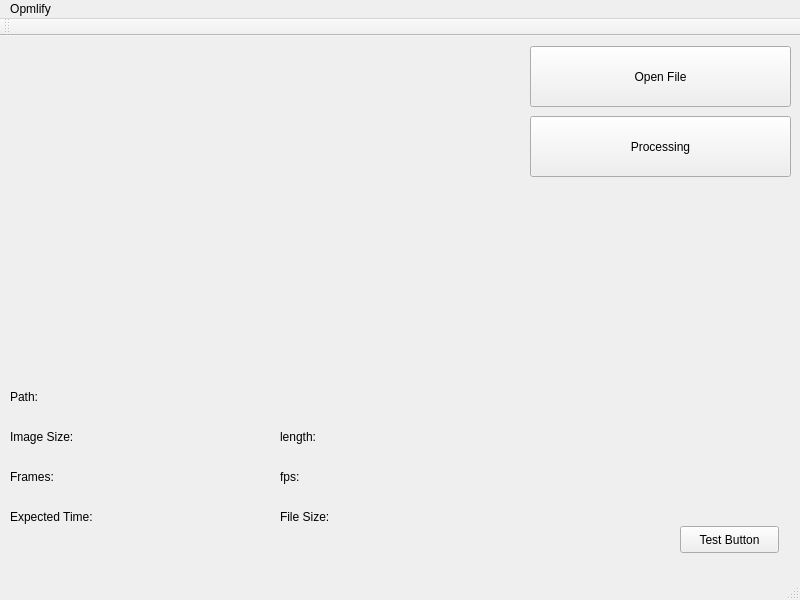
Qt form base.ui (gusghrlrl101/Dance-Helper) before a commit.
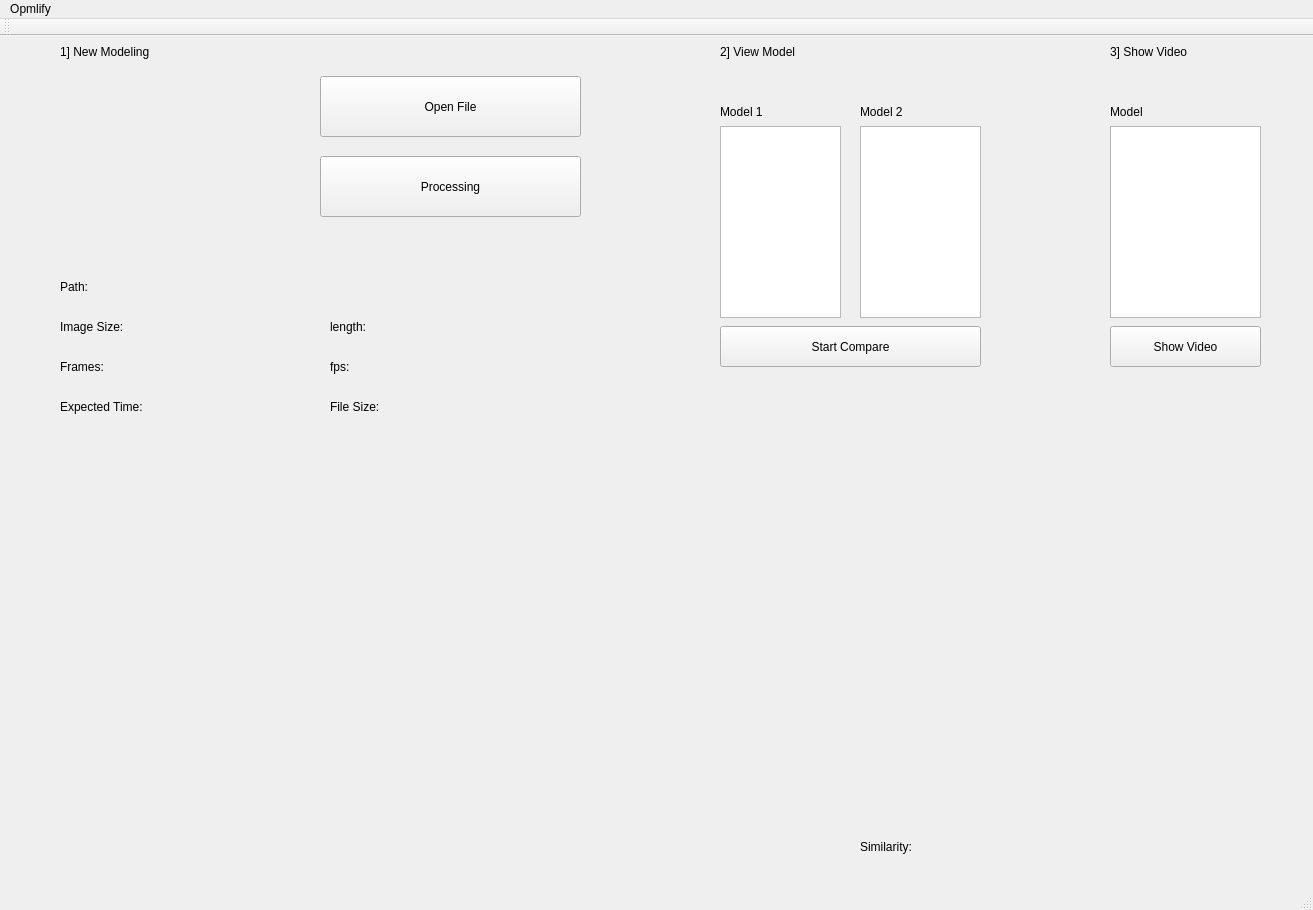
The same form after that commit.

Diff of the .ui file:
```diff
--- a/base.ui
+++ b/base.ui
@@ -6,8 +6,8 @@
    <rect>
     <x>0</x>
     <y>0</y>
-    <width>800</width>
-    <height>600</height>
+    <width>1313</width>
+    <height>910</height>
    </rect>
   </property>
   <property name="windowTitle">
@@ -17,24 +17,11 @@
    <bool>true</bool>
   </property>
   <widget class="QWidget" name="centralwidget">
-   <widget class="QPushButton" name="pushButton">
-    <property name="geometry">
-     <rect>
-      <x>680</x>
-      <y>490</y>
-      <width>99</width>
-      <height>27</height>
-     </rect>
-    </property>
-    <property name="text">
-     <string>Test Button</string>
-    </property>
-   </widget>
    <widget class="QPushButton" name="btn_fileOpen">
     <property name="geometry">
      <rect>
-      <x>530</x>
-      <y>10</y>
+      <x>320</x>
+      <y>40</y>
       <width>261</width>
       <height>61</height>
      </rect>
@@ -46,12 +33,18 @@
    <widget class="QLabel" name="label_img">
     <property name="geometry">
      <rect>
-      <x>20</x>
-      <y>10</y>
-      <width>501</width>
-      <height>321</height>
+      <x>70</x>
+      <y>50</y>
+      <width>240</width>
+      <height>180</height>
      </rect>
     </property>
+    <property name="maximumSize">
+     <size>
+      <width>480</width>
+      <height>360</height>
+     </size>
+    </property>
     <property name="autoFillBackground">
      <bool>true</bool>
     </property>
@@ -62,8 +55,8 @@
    <widget class="QLabel" name="label_imageSize">
     <property name="geometry">
      <rect>
-      <x>120</x>
-      <y>380</y>
+      <x>170</x>
+      <y>270</y>
       <width>141</width>
       <height>41</height>
      </rect>
@@ -75,8 +68,8 @@
    <widget class="QLabel" name="label_frame">
     <property name="geometry">
      <rect>
-      <x>120</x>
-      <y>420</y>
+      <x>170</x>
+      <y>310</y>
       <width>141</width>
       <height>41</height>
      </rect>
@@ -88,8 +81,8 @@
    <widget class="QLabel" name="label_imageSize_">
     <property name="geometry">
      <rect>
-      <x>10</x>
-      <y>380</y>
+      <x>60</x>
+      <y>270</y>
       <width>111</width>
       <height>41</height>
      </rect>
@@ -101,8 +94,8 @@
    <widget class="QLabel" name="label_frame_">
     <property name="geometry">
      <rect>
-      <x>10</x>
-      <y>420</y>
+      <x>60</x>
+      <y>310</y>
       <width>111</width>
       <height>41</height>
      </rect>
@@ -114,8 +107,8 @@
    <widget class="QLabel" name="label_path_">
     <property name="geometry">
      <rect>
-      <x>10</x>
-      <y>340</y>
+      <x>60</x>
+      <y>230</y>
       <width>111</width>
       <height>41</height>
      </rect>
@@ -127,8 +120,8 @@
    <widget class="QLabel" name="label_path">
     <property name="geometry">
      <rect>
-      <x>120</x>
-      <y>340</y>
+      <x>170</x>
+      <y>230</y>
       <width>411</width>
       <height>41</height>
      </rect>
@@ -140,8 +133,8 @@
    <widget class="QPushButton" name="btn_process">
     <property name="geometry">
      <rect>
-      <x>530</x>
-      <y>80</y>
+      <x>320</x>
+      <y>120</y>
       <width>261</width>
       <height>61</height>
      </rect>
@@ -153,8 +146,8 @@
    <widget class="QLabel" name="label_time">
     <property name="geometry">
      <rect>
-      <x>120</x>
-      <y>460</y>
+      <x>170</x>
+      <y>350</y>
       <width>141</width>
       <height>41</height>
      </rect>
@@ -166,8 +159,8 @@
    <widget class="QLabel" name="label_time_">
     <property name="geometry">
      <rect>
-      <x>10</x>
-      <y>460</y>
+      <x>60</x>
+      <y>350</y>
       <width>111</width>
       <height>41</height>
      </rect>
@@ -179,8 +172,8 @@
    <widget class="QLabel" name="label_fps">
     <property name="geometry">
      <rect>
-      <x>390</x>
-      <y>420</y>
+      <x>440</x>
+      <y>310</y>
       <width>141</width>
       <height>41</height>
      </rect>
@@ -192,8 +185,8 @@
    <widget class="QLabel" name="label_fps_">
     <property name="geometry">
      <rect>
-      <x>280</x>
-      <y>420</y>
+      <x>330</x>
+      <y>310</y>
       <width>111</width>
       <height>41</height>
      </rect>
@@ -205,8 +198,8 @@
    <widget class="QLabel" name="label_length_">
     <property name="geometry">
      <rect>
-      <x>280</x>
-      <y>380</y>
+      <x>330</x>
+      <y>270</y>
       <width>111</width>
       <height>41</height>
      </rect>
@@ -218,8 +211,8 @@
    <widget class="QLabel" name="label_length">
     <property name="geometry">
      <rect>
-      <x>390</x>
-      <y>380</y>
+      <x>440</x>
+      <y>270</y>
       <width>141</width>
       <height>41</height>
      </rect>
@@ -231,8 +224,8 @@
    <widget class="QLabel" name="label_fileSize_">
     <property name="geometry">
      <rect>
-      <x>280</x>
-      <y>460</y>
+      <x>330</x>
+      <y>350</y>
       <width>111</width>
       <height>41</height>
      </rect>
@@ -244,8 +237,8 @@
    <widget class="QLabel" name="label_fileSize">
     <property name="geometry">
      <rect>
-      <x>390</x>
-      <y>460</y>
+      <x>440</x>
+      <y>350</y>
       <width>141</width>
       <height>41</height>
      </rect>
@@ -254,13 +247,217 @@
      <string/>
     </property>
    </widget>
+   <widget class="QPushButton" name="btnStartcompare">
+    <property name="geometry">
+     <rect>
+      <x>720</x>
+      <y>290</y>
+      <width>261</width>
+      <height>41</height>
+     </rect>
+    </property>
+    <property name="text">
+     <string>Start Compare</string>
+    </property>
+   </widget>
+   <widget class="QListView" name="listView2">
+    <property name="geometry">
+     <rect>
+      <x>860</x>
+      <y>90</y>
+      <width>121</width>
+      <height>192</height>
+     </rect>
+    </property>
+   </widget>
+   <widget class="QListView" name="listView1">
+    <property name="geometry">
+     <rect>
+      <x>720</x>
+      <y>90</y>
+      <width>121</width>
+      <height>192</height>
+     </rect>
+    </property>
+   </widget>
+   <widget class="QLabel" name="label">
+    <property name="geometry">
+     <rect>
+      <x>720</x>
+      <y>60</y>
+      <width>121</width>
+      <height>31</height>
+     </rect>
+    </property>
+    <property name="text">
+     <string>Model 1</string>
+    </property>
+   </widget>
+   <widget class="QLabel" name="label_2">
+    <property name="geometry">
+     <rect>
+      <x>860</x>
+      <y>60</y>
+      <width>121</width>
+      <height>31</height>
+     </rect>
+    </property>
+    <property name="text">
+     <string>Model 2</string>
+    </property>
+   </widget>
+   <widget class="QLabel" name="label_show1">
+    <property name="geometry">
+     <rect>
+      <x>10</x>
+      <y>420</y>
+      <width>640</width>
+      <height>360</height>
+     </rect>
+    </property>
+    <property name="maximumSize">
+     <size>
+      <width>640</width>
+      <height>360</height>
+     </size>
+    </property>
+    <property name="autoFillBackground">
+     <bool>true</bool>
+    </property>
+    <property name="text">
+     <string/>
+    </property>
+   </widget>
+   <widget class="QLabel" name="label_show2">
+    <property name="geometry">
+     <rect>
+      <x>660</x>
+      <y>420</y>
+      <width>640</width>
+      <height>360</height>
+     </rect>
+    </property>
+    <property name="maximumSize">
+     <size>
+      <width>640</width>
+      <height>360</height>
+     </size>
+    </property>
+    <property name="autoFillBackground">
+     <bool>true</bool>
+    </property>
+    <property name="text">
+     <string/>
+    </property>
+   </widget>
+   <widget class="QListView" name="listView3">
+    <property name="geometry">
+     <rect>
+      <x>1110</x>
+      <y>90</y>
+      <width>151</width>
+      <height>192</height>
+     </rect>
+    </property>
+   </widget>
+   <widget class="QLabel" name="label_3">
+    <property name="geometry">
+     <rect>
+      <x>1110</x>
+      <y>60</y>
+      <width>121</width>
+      <height>31</height>
+     </rect>
+    </property>
+    <property name="text">
+     <string>Model</string>
+    </property>
+   </widget>
+   <widget class="QPushButton" name="btn_show">
+    <property name="geometry">
+     <rect>
+      <x>1110</x>
+      <y>290</y>
+      <width>151</width>
+      <height>41</height>
+     </rect>
+    </property>
+    <property name="text">
+     <string>Show Video</string>
+    </property>
+   </widget>
+   <widget class="QLabel" name="label_sim_title">
+    <property name="geometry">
+     <rect>
+      <x>860</x>
+      <y>790</y>
+      <width>91</width>
+      <height>41</height>
+     </rect>
+    </property>
+    <property name="text">
+     <string>Similarity:</string>
+    </property>
+   </widget>
+   <widget class="QLabel" name="label_sim">
+    <property name="geometry">
+     <rect>
+      <x>950</x>
+      <y>790</y>
+      <width>141</width>
+      <height>41</height>
+     </rect>
+    </property>
+    <property name="text">
+     <string/>
+    </property>
+   </widget>
+   <widget class="QLabel" name="label_4">
+    <property name="geometry">
+     <rect>
+      <x>60</x>
+      <y>0</y>
+      <width>471</width>
+      <height>31</height>
+     </rect>
+    </property>
+    <property name="text">
+     <string>1] New Modeling</string>
+    </property>
+   </widget>
+   <widget class="QLabel" name="label_5">
+    <property name="geometry">
+     <rect>
+      <x>720</x>
+      <y>0</y>
+      <width>261</width>
+      <height>31</height>
+     </rect>
+    </property>
+    <property name="text">
+     <string>2] View Model</string>
+    </property>
+   </widget>
+   <widget class="QLabel" name="label_6">
+    <property name="geometry">
+     <rect>
+      <x>1110</x>
+      <y>0</y>
+      <width>151</width>
+      <height>31</height>
+     </rect>
+    </property>
+    <property name="text">
+     <string>3] Show Video</string>
+    </property>
+   </widget>
   </widget>
   <widget class="QMenuBar" name="menubar">
    <property name="geometry">
     <rect>
      <x>0</x>
      <y>0</y>
-     <width>800</width>
+     <width>1313</width>
      <height>25</height>
     </rect>
    </property>
```
Left out of the diff: 60 changed lines with no effect on the pictures.
